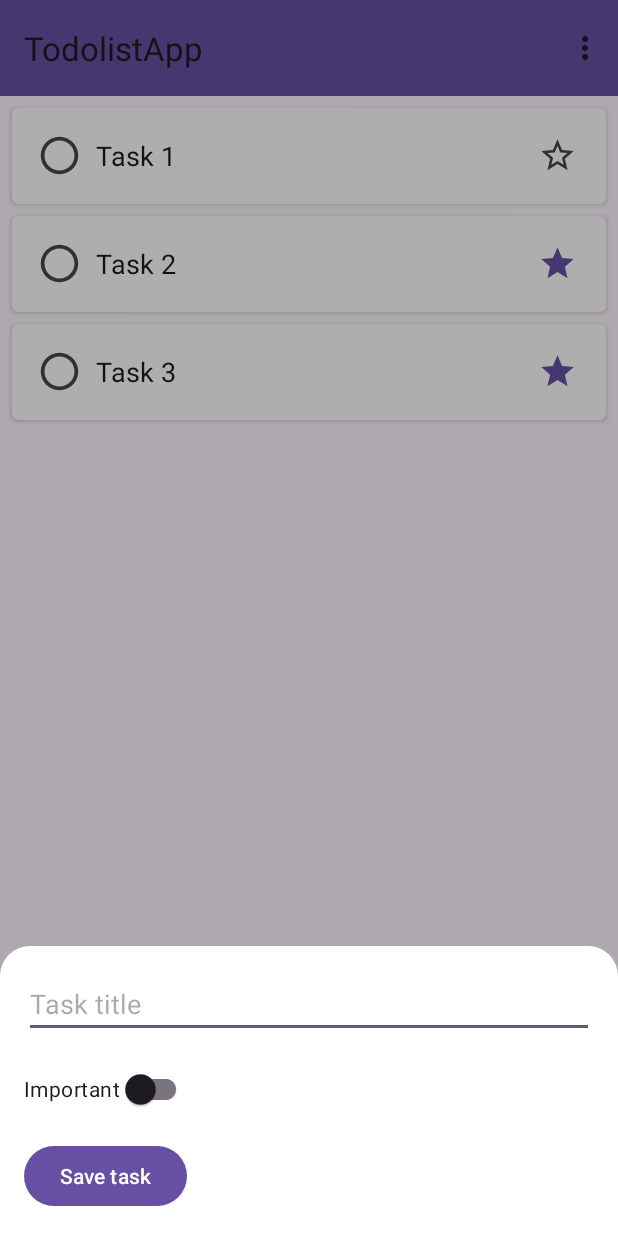
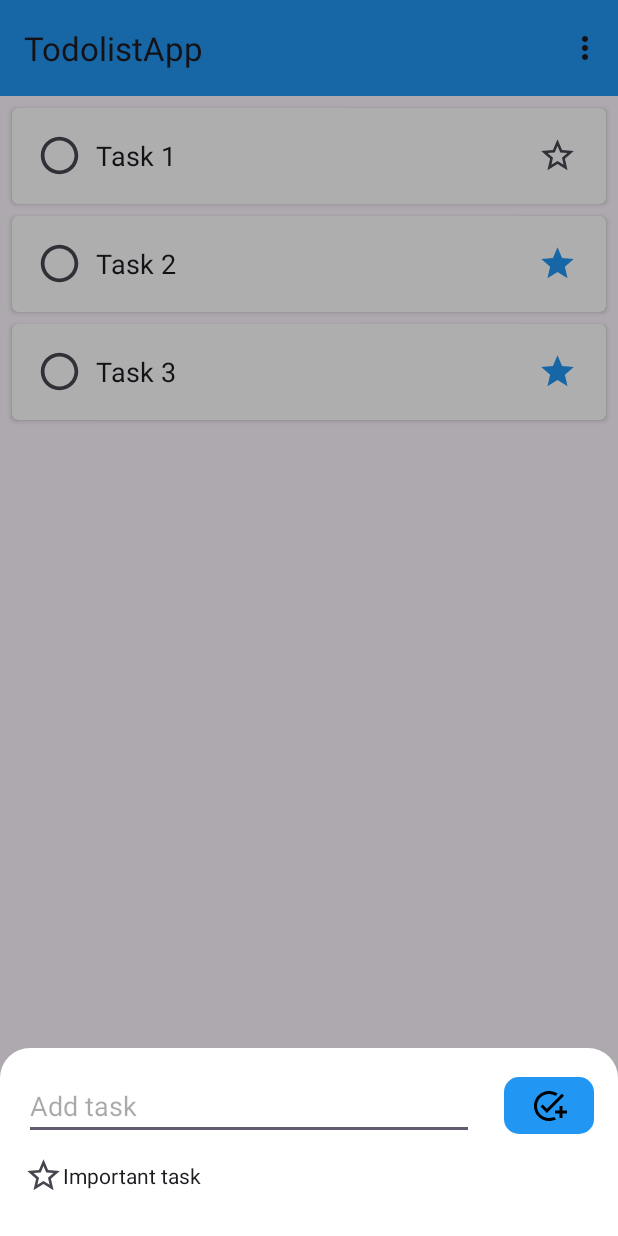
Before and after one commit to nikolastolvanen/tasks-android-app, an Android app: the screen it shows after launch (MainActivity), after a tap on "ADD", on a phone screen of 412 x 824 dp. Run offline under Robolectric (Android 15) with nearby library versions, the phone set to English and light mode, and no system bars; our stand-ins replace Room's generated code.

Commit message:
Improve fragment_add_task.xml

```diff
--- a/app/src/main/AndroidManifest.xml
+++ b/app/src/main/AndroidManifest.xml
@@ -14,7 +14,8 @@
         tools:targetApi="31">
         <activity
             android:name=".MainActivity"
-            android:exported="true">
+            android:exported="true"
+            android:windowSoftInputMode="stateVisible">
             <intent-filter>
                 <action android:name="android.intent.action.MAIN" />
 
--- a/app/src/main/java/com/nikolastolvanen/todolistapp/AddTaskFragment.java
+++ b/app/src/main/java/com/nikolastolvanen/todolistapp/AddTaskFragment.java
@@ -7,6 +7,7 @@ import androidx.annotation.Nullable;
 import androidx.fragment.app.Fragment;
 
 import android.view.View;
+import android.widget.EditText;
 
 
 public class AddTaskFragment extends Fragment {
@@ -18,6 +19,7 @@ public class AddTaskFragment extends Fragment {
     @Override
     public void onViewCreated(@NonNull View view, @Nullable Bundle savedInstanceState) {
         super.onViewCreated(view, savedInstanceState);
+
     }
 
 }
--- a/app/src/main/java/com/nikolastolvanen/todolistapp/TaskListFragment.java
+++ b/app/src/main/java/com/nikolastolvanen/todolistapp/TaskListFragment.java
@@ -1,6 +1,9 @@
 package com.nikolastolvanen.todolistapp;
 
+import static androidx.core.content.ContextCompat.getSystemService;
+
 import android.app.Dialog;
+import android.content.Context;
 import android.graphics.Color;
 import android.graphics.drawable.ColorDrawable;
 import android.os.Bundle;
@@ -18,8 +21,12 @@ import android.view.Gravity;
 import android.view.View;
 import android.view.ViewGroup;
 import android.view.Window;
+import android.view.WindowManager;
+import android.view.inputmethod.InputMethodManager;
 import android.widget.Button;
+import android.widget.CheckBox;
 import android.widget.EditText;
+import android.widget.ImageButton;
 import android.widget.Toast;
 
 import com.google.android.material.floatingactionbutton.FloatingActionButton;
@@ -86,14 +93,16 @@ public class TaskListFragment extends Fragment {
         dialog.setContentView(R.layout.fragment_add_task);
 
         EditText editTextTitle = dialog.findViewById(R.id.edit_text_add_title);
-        SwitchMaterial switchImportant = dialog.findViewById(R.id.switch_important);
-        Button buttonSaveTask = dialog.findViewById(R.id.button_save_task);
+        //editTextTitle.requestFocus();
+
+        CheckBox checkBoxImportant = dialog.findViewById(R.id.cb_important);
+        ImageButton buttonSaveTask = dialog.findViewById(R.id.button_save_task);
 
         buttonSaveTask.setOnClickListener(new View.OnClickListener() {
             @Override
             public void onClick(View view) {
                 String title = editTextTitle.getText().toString();
-                boolean important = switchImportant.isChecked();
+                boolean important = checkBoxImportant.isChecked();
 
                 if (title.trim().isEmpty()) {
                     Toast.makeText(getContext(), "Please insert task title", Toast.LENGTH_SHORT).show();
@@ -101,6 +110,7 @@ public class TaskListFragment extends Fragment {
                 }
 
                 taskViewModel.insert(new Task(title, important));
+                //dialog.dismiss();
             }
         });
 
@@ -109,6 +119,7 @@ public class TaskListFragment extends Fragment {
         dialog.getWindow().setBackgroundDrawable(new ColorDrawable(Color.TRANSPARENT));
         dialog.getWindow().getAttributes().windowAnimations = R.style.DialogAnimation;
         dialog.getWindow().setGravity(Gravity.BOTTOM);
+        //dialog.getWindow().setSoftInputMode(WindowManager.LayoutParams.SOFT_INPUT_STATE_VISIBLE);
     }
 
 }
--- a/app/src/main/res/anim/slide_in_bottom_dialog.xml
+++ b/app/src/main/res/anim/slide_in_bottom_dialog.xml
@@ -2,7 +2,7 @@
 <set xmlns:android="http://schemas.android.com/apk/res/android">
 
     <translate
-        android:duration="@android:integer/config_mediumAnimTime"
+        android:duration="@android:integer/config_shortAnimTime"
         android:fromYDelta="100%p"
         android:toYDelta="0" />
 
--- a/app/src/main/res/anim/slide_out_bottom_dialog.xml
+++ b/app/src/main/res/anim/slide_out_bottom_dialog.xml
@@ -2,7 +2,7 @@
 <set xmlns:android="http://schemas.android.com/apk/res/android">
 
     <translate
-        android:duration="@android:integer/config_mediumAnimTime"
+        android:duration="@android:integer/config_shortAnimTime"
         android:fromYDelta="0"
         android:toYDelta="100%p" />
 
--- /dev/null
+++ b/app/src/main/res/drawable/baseline_add_task_24.xml
@@ -0,0 +1,5 @@
+<vector android:height="24dp" android:tint="#000000"
+    android:viewportHeight="24" android:viewportWidth="24"
+    android:width="24dp" xmlns:android="http://schemas.android.com/apk/res/android">
+    <path android:fillColor="@android:color/white" android:pathData="M22,5.18L10.59,16.6l-4.24,-4.24l1.41,-1.41l2.83,2.83l10,-10L22,5.18zM12,20c-4.41,0 -8,-3.59 -8,-8s3.59,-8 8,-8c1.57,0 3.04,0.46 4.28,1.25l1.45,-1.45C16.1,2.67 14.13,2 12,2C6.48,2 2,6.48 2,12s4.48,10 10,10c1.73,0 3.36,-0.44 4.78,-1.22l-1.5,-1.5C14.28,19.74 13.17,20 12,20zM19,15h-3v2h3v3h2v-3h3v-2h-3v-3h-2V15z"/>
+</vector>
--- /dev/null
+++ b/app/src/main/res/drawable/baseline_keyboard_arrow_up_24.xml
@@ -0,0 +1,5 @@
+<vector android:height="24dp" android:tint="#000000"
+    android:viewportHeight="24" android:viewportWidth="24"
+    android:width="24dp" xmlns:android="http://schemas.android.com/apk/res/android">
+    <path android:fillColor="@android:color/white" android:pathData="M7.41,15.41L12,10.83l4.59,4.58L18,14l-6,-6 -6,6z"/>
+</vector>
--- /dev/null
+++ b/app/src/main/res/drawable/rounded_corner_btn.xml
@@ -0,0 +1,9 @@
+<?xml version="1.0" encoding="utf-8"?>
+<selector xmlns:android="http://schemas.android.com/apk/res/android">
+    <item>
+        <shape xmlns:android="http://schemas.android.com/apk/res/android" android:shape="rectangle">
+            <solid android:color="@color/my_light_primary" />
+            <corners android:radius="10dp" />
+        </shape>
+    </item>
+</selector>
--- a/app/src/main/res/layout/fragment_add_task.xml
+++ b/app/src/main/res/layout/fragment_add_task.xml
@@ -1,5 +1,6 @@
 <?xml version="1.0" encoding="utf-8"?>
 <LinearLayout xmlns:android="http://schemas.android.com/apk/res/android"
+    xmlns:app="http://schemas.android.com/apk/res-auto"
     xmlns:tools="http://schemas.android.com/tools"
     android:layout_width="match_parent"
     android:layout_height="match_parent"
@@ -8,24 +9,36 @@
     android:padding="16dp"
     tools:context=".AddTaskFragment">
 
-    <EditText
-        android:id="@+id/edit_text_add_title"
+    <LinearLayout
         android:layout_width="match_parent"
         android:layout_height="wrap_content"
-        android:hint="Task title" />
+        android:orientation="horizontal">
 
-    <com.google.android.material.switchmaterial.SwitchMaterial
-        android:id="@+id/switch_important"
+        <EditText
+            android:id="@+id/edit_text_add_title"
+            android:layout_width="200dp"
+            android:layout_height="wrap_content"
+            android:layout_marginEnd="20dp"
+            android:layout_weight="1"
+            android:hint="Add task" />
+
+        <ImageButton
+            android:id="@+id/button_save_task"
+            android:layout_width="60dp"
+            android:layout_height="38dp"
+            android:layout_gravity="center_vertical"
+            android:layout_weight="0"
+            android:background="@drawable/rounded_corner_btn"
+            android:src="@drawable/baseline_add_task_24" />
+
+    </LinearLayout>
+
+    <CheckBox
+        android:id="@+id/cb_important"
+        style="@style/custom_star_checkbox"
         android:layout_width="wrap_content"
         android:layout_height="wrap_content"
-        android:layout_marginTop="10dp"
-        android:layout_marginBottom="10dp"
-        android:text="Important" />
+        android:text="Important task" />
 
-    <Button
-        android:id="@+id/button_save_task"
-        android:layout_width="wrap_content"
-        android:layout_height="wrap_content"
-        android:text="Save task" />
 
 </LinearLayout>
--- a/app/src/main/res/values/themes.xml
+++ b/app/src/main/res/values/themes.xml
@@ -2,7 +2,7 @@
     <!-- Base application theme. -->
     <style name="Base.Theme.TodolistApp" parent="Theme.Material3.DayNight.NoActionBar">
         <!-- Customize your light theme here. -->
-        <!-- <item name="colorPrimary">@color/my_light_primary</item> -->
+        <item name="colorPrimary">@color/my_light_primary</item>
     </style>
 
     <style name="Theme.TodolistApp" parent="Base.Theme.TodolistApp" />
@@ -22,4 +22,5 @@
         <item name="android:windowExitAnimation">@anim/slide_out_bottom_dialog</item>
     </style>
 
+    <color name="my_light_primary">#2196F3</color>
 </resources>
```
